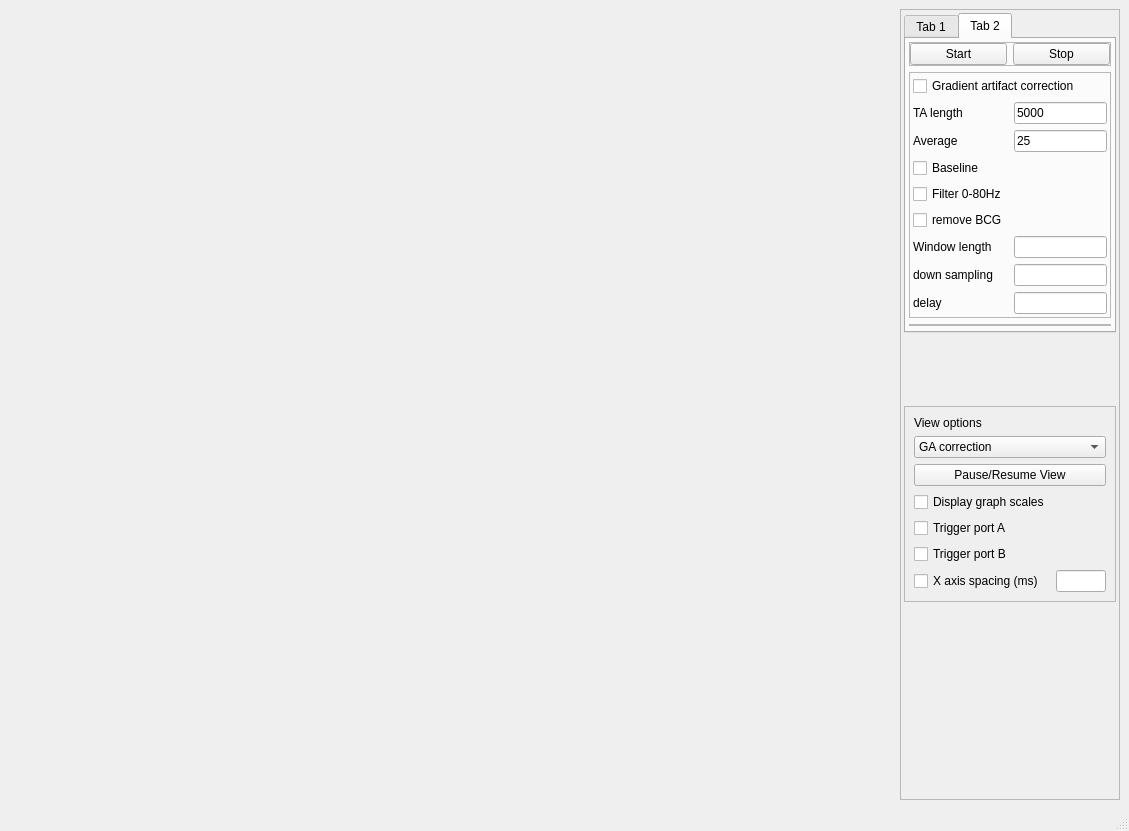
Above: UI/eegwindow.ui from VeikkaLeppanen/Real_Time_EEG before the change. Below: the same form after it.
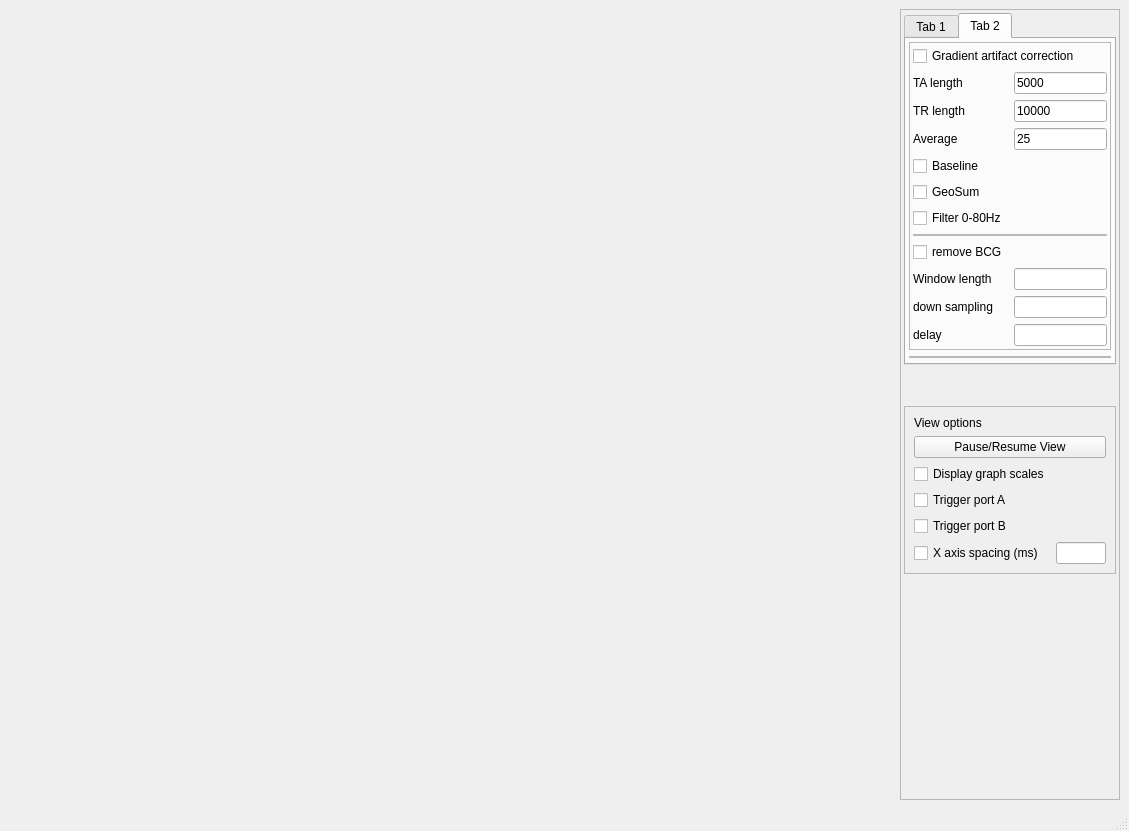
That is the form after the change. The open tabs and pages were chosen to show the change. Custom widgets are drawn as their Qt base class.

```diff
--- a/UI/eegwindow.ui
+++ b/UI/eegwindow.ui
@@ -249,27 +249,6 @@
                  <property name="bottomMargin">
                   <number>3</number>
                  </property>
-                 <item row="0" column="0">
-                  <widget class="QLabel" name="graph_settings_label">
-                   <property name="text">
-                    <string>Graph settings</string>
-                   </property>
-                  </widget>
-                 </item>
-                 <item row="1" column="0">
-                  <widget class="QLabel" name="label">
-                   <property name="text">
-                    <string>Samples</string>
-                   </property>
-                  </widget>
-                 </item>
-                 <item row="1" column="1">
-                  <widget class="QLineEdit" name="lineEditGraphSamples">
-                   <property name="text">
-                    <string>30000</string>
-                   </property>
-                  </widget>
-                 </item>
                 </layout>
                </widget>
               </item>
@@ -295,56 +274,6 @@
            <property name="bottomMargin">
             <number>3</number>
            </property>
-           <item>
-            <widget class="QFrame" name="frame_10">
-             <property name="frameShape">
-              <enum>QFrame::StyledPanel</enum>
-             </property>
-             <property name="frameShadow">
-              <enum>QFrame::Raised</enum>
-             </property>
-             <layout class="QGridLayout" name="gridLayout_6">
-              <property name="leftMargin">
-               <number>0</number>
-              </property>
-              <property name="topMargin">
-               <number>0</number>
-              </property>
-              <property name="rightMargin">
-               <number>0</number>
-              </property>
-              <property name="bottomMargin">
-               <number>0</number>
-              </property>
-              <item row="0" column="1">
-               <widget class="QPushButton" name="stopButton">
-                <property name="maximumSize">
-                 <size>
-                  <width>100</width>
-                  <height>16777215</height>
-                 </size>
-                </property>
-                <property name="text">
-                 <string>Stop</string>
-                </property>
-               </widget>
-              </item>
-              <item row="0" column="0">
-               <widget class="QPushButton" name="startButton">
-                <property name="maximumSize">
-                 <size>
-                  <width>100</width>
-                  <height>16777215</height>
-                 </size>
-                </property>
-                <property name="text">
-                 <string>Start</string>
-                </property>
-               </widget>
-              </item>
-             </layout>
-            </widget>
-           </item>
            <item alignment="Qt::AlignTop">
             <widget class="QFrame" name="frame_3">
              <property name="frameShape">
@@ -366,58 +295,28 @@
               <property name="bottomMargin">
                <number>3</number>
               </property>
-              <item row="10" column="1">
-               <widget class="QLineEdit" name="numberOfSamples">
-                <property name="maximumSize">
-                 <size>
-                  <width>100</width>
-                  <height>16777215</height>
-                 </size>
-                </property>
-                <property name="baseSize">
-                 <size>
-                  <width>0</width>
-                  <height>0</height>
-                 </size>
-                </property>
-               </widget>
-              </item>
-              <item row="9" column="0">
-               <widget class="QCheckBox" name="checkBox_removeBCG">
+              <item row="7" column="1">
+               <widget class="QLineEdit" name="lineEditGAaverage">
                 <property name="text">
-                 <string>remove BCG</string>
-                </property>
-               </widget>
-              </item>
-              <item row="11" column="0">
-               <widget class="QLabel" name="label_13">
-                <property name="text">
-                 <string>down sampling</string>
-                </property>
-               </widget>
-              </item>
-              <item row="6" column="0">
-               <widget class="QLabel" name="label_7">
-                <property name="text">
-                 <string>Average</string>
+                 <string>25</string>
                 </property>
                </widget>
               </item>
               <item row="8" column="0">
-               <widget class="QCheckBox" name="filter1">
-                <property name="text">
-                 <string>Filter 0-80Hz</string>
-                </property>
-               </widget>
-              </item>
-              <item row="7" column="0">
                <widget class="QCheckBox" name="checkBox_2">
                 <property name="text">
                  <string>Baseline</string>
                 </property>
                </widget>
               </item>
-              <item row="11" column="1">
+              <item row="6" column="0">
+               <widget class="QLabel" name="label">
+                <property name="text">
+                 <string>TR length</string>
+                </property>
+               </widget>
+              </item>
+              <item row="17" column="1">
                <widget class="QLineEdit" name="downsampling">
                 <property name="maximumSize">
                  <size>
@@ -427,27 +326,6 @@
                 </property>
                </widget>
               </item>
-              <item row="6" column="1">
-               <widget class="QLineEdit" name="lineEditGAaverage">
-                <property name="text">
-                 <string>25</string>
-                </property>
-               </widget>
-              </item>
-              <item row="5" column="1">
-               <widget class="QLineEdit" name="lineEditGALength">
-                <property name="text">
-                 <string>5000</string>
-                </property>
-               </widget>
-              </item>
-              <item row="4" column="0" colspan="2">
-               <widget class="QCheckBox" name="checkBox_GA">
-                <property name="text">
-                 <string>Gradient artifact correction</string>
-                </property>
-               </widget>
-              </item>
               <item row="5" column="0">
                <widget class="QLabel" name="label_2">
                 <property name="text">
@@ -455,21 +333,113 @@
                 </property>
                </widget>
               </item>
+              <item row="6" column="1">
+               <widget class="QLineEdit" name="lineEditTRLength">
+                <property name="text">
+                 <string>10000</string>
+                </property>
+               </widget>
+              </item>
               <item row="10" column="0">
+               <widget class="QCheckBox" name="filter1">
+                <property name="text">
+                 <string>Filter 0-80Hz</string>
+                </property>
+               </widget>
+              </item>
+              <item row="17" column="0">
+               <widget class="QLabel" name="label_13">
+                <property name="text">
+                 <string>down sampling</string>
+                </property>
+               </widget>
+              </item>
+              <item row="15" column="0">
+               <widget class="QCheckBox" name="checkBox_removeBCG">
+                <property name="text">
+                 <string>remove BCG</string>
+                </property>
+               </widget>
+              </item>
+              <item row="5" column="1">
+               <widget class="QLineEdit" name="lineEditTALength">
+                <property name="text">
+                 <string>5000</string>
+                </property>
+               </widget>
+              </item>
+              <item row="16" column="0">
                <widget class="QLabel" name="label_17">
                 <property name="text">
                  <string>Window length</string>
                 </property>
                </widget>
               </item>
-              <item row="12" column="0">
+              <item row="7" column="0">
+               <widget class="QLabel" name="label_7">
+                <property name="text">
+                 <string>Average</string>
+                </property>
+               </widget>
+              </item>
+              <item row="16" column="1">
+               <widget class="QLineEdit" name="numberOfSamples">
+                <property name="maximumSize">
+                 <size>
+                  <width>100</width>
+                  <height>16777215</height>
+                 </size>
+                </property>
+                <property name="baseSize">
+                 <size>
+                  <width>0</width>
+                  <height>0</height>
+                 </size>
+                </property>
+               </widget>
+              </item>
+              <item row="4" column="0" colspan="2">
+               <widget class="QCheckBox" name="checkBox_GA">
+                <property name="text">
+                 <string>Gradient artifact correction</string>
+                </property>
+               </widget>
+              </item>
+              <item row="12" column="0" colspan="2">
+               <widget class="QFrame" name="frame_10">
+                <property name="frameShape">
+                 <enum>QFrame::StyledPanel</enum>
+                </property>
+                <property name="frameShadow">
+                 <enum>QFrame::Raised</enum>
+                </property>
+                <property name="lineWidth">
+                 <number>1</number>
+                </property>
+                <layout class="QGridLayout" name="gridLayout_6">
+                 <property name="leftMargin">
+                  <number>0</number>
+                 </property>
+                 <property name="topMargin">
+                  <number>0</number>
+                 </property>
+                 <property name="rightMargin">
+                  <number>0</number>
+                 </property>
+                 <property name="bottomMargin">
+                  <number>0</number>
+                 </property>
+                </layout>
+               </widget>
+              </item>
+              <item row="18" column="0">
                <widget class="QLabel" name="label_11">
                 <property name="text">
                  <string>delay</string>
                 </property>
                </widget>
               </item>
-              <item row="12" column="1">
+              <item row="18" column="1">
                <widget class="QLineEdit" name="delay">
                 <property name="maximumSize">
                  <size>
@@ -479,6 +449,13 @@
                 </property>
                </widget>
               </item>
+              <item row="9" column="0">
+               <widget class="QCheckBox" name="checkBox_GeoSum">
+                <property name="text">
+                 <string>GeoSum</string>
+                </property>
+               </widget>
+              </item>
              </layout>
             </widget>
            </item>
@@ -525,21 +502,17 @@
           <enum>QFrame::Raised</enum>
          </property>
          <layout class="QGridLayout" name="gridLayout_7">
+          <item row="2" column="0">
+           <widget class="QCheckBox" name="checkBox">
+            <property name="text">
+             <string>Display graph scales</string>
+            </property>
+           </widget>
+          </item>
+          <item row="5" column="1">
+           <widget class="QLineEdit" name="lineEdit_XaxisSpacing"/>
+          </item>
           <item row="4" column="0">
-           <widget class="QCheckBox" name="checkBox_triggers_A">
-            <property name="text">
-             <string>Trigger port A</string>
-            </property>
-           </widget>
-          </item>
-          <item row="0" column="0">
-           <widget class="QLabel" name="label_5">
-            <property name="text">
-             <string>View options</string>
-            </property>
-           </widget>
-          </item>
-          <item row="5" column="0">
            <widget class="QCheckBox" name="checkBox_triggers_B">
             <property name="text">
              <string>Trigger port B</string>
@@ -547,46 +520,31 @@
            </widget>
           </item>
           <item row="3" column="0">
-           <widget class="QCheckBox" name="checkBox">
+           <widget class="QCheckBox" name="checkBox_triggers_A">
             <property name="text">
-             <string>Display graph scales</string>
+             <string>Trigger port A</string>
             </property>
            </widget>
           </item>
-          <item row="6" column="0">
-           <widget class="QCheckBox" name="checkBox_Xaxis">
-            <property name="text">
-             <string>X axis spacing (ms)</string>
-            </property>
-           </widget>
-          </item>
-          <item row="6" column="1">
-           <widget class="QLineEdit" name="lineEdit_XaxisSpacing"/>
-          </item>
-          <item row="2" column="0" colspan="2">
+          <item row="1" column="0" colspan="2">
            <widget class="QPushButton" name="pushButton_pauseView">
             <property name="text">
              <string>Pause/Resume View</string>
             </property>
            </widget>
           </item>
-          <item row="1" column="0" colspan="2">
-           <widget class="QComboBox" name="comboBox_view">
-            <item>
-             <property name="text">
-              <string>GA correction</string>
-             </property>
-            </item>
-            <item>
-             <property name="text">
-              <string>Downsampled</string>
-             </property>
-            </item>
-            <item>
-             <property name="text">
-              <string>RemoveBCG</string>
-             </property>
-            </item>
+          <item row="5" column="0">
+           <widget class="QCheckBox" name="checkBox_Xaxis">
+            <property name="text">
+             <string>X axis spacing (ms)</string>
+            </property>
+           </widget>
+          </item>
+          <item row="0" column="0">
+           <widget class="QLabel" name="label_5">
+            <property name="text">
+             <string>View options</string>
+            </property>
            </widget>
           </item>
          </layout>
```
Left out of the diff: 4 changed lines with no effect on the pictures.
